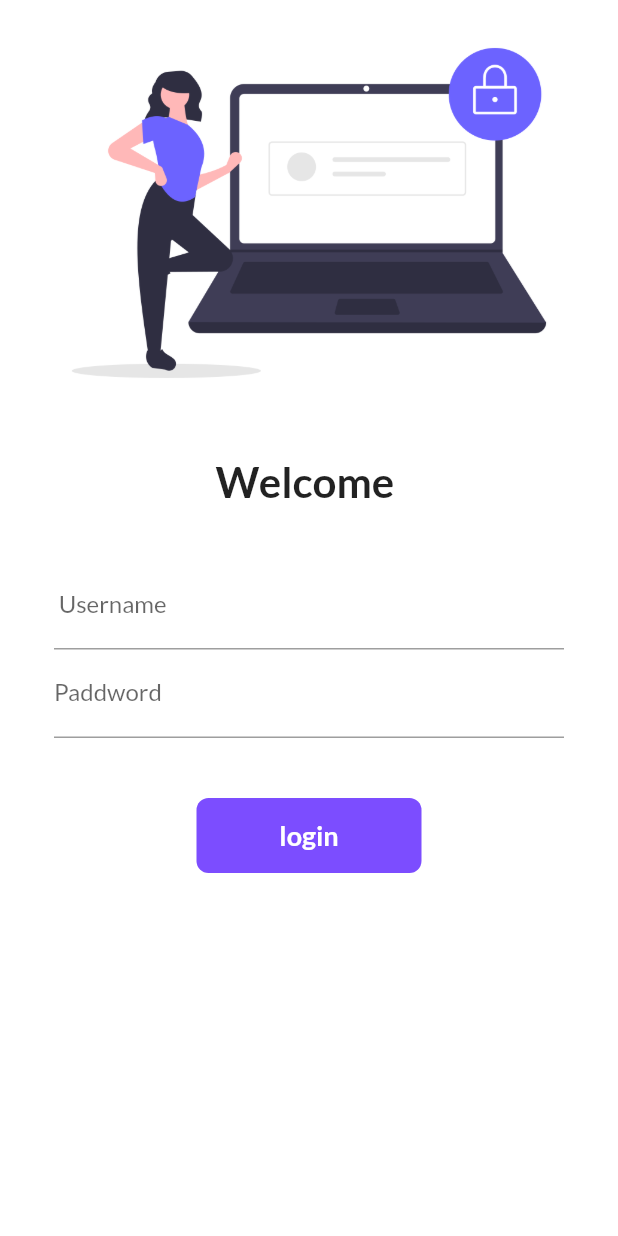
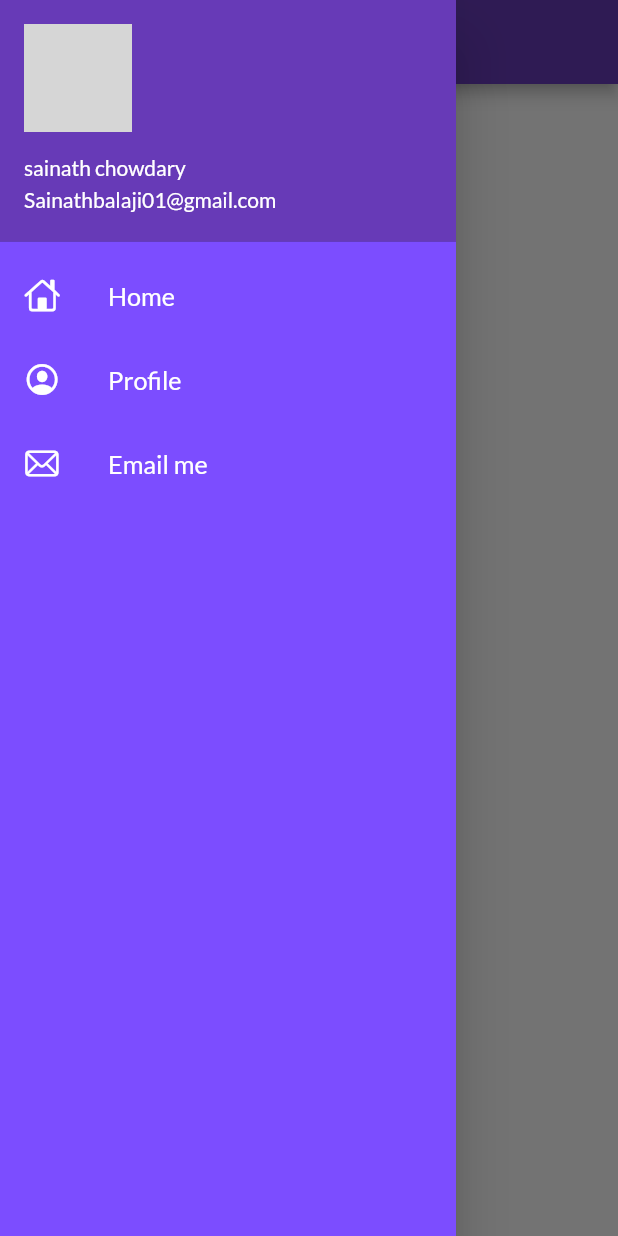
Before and after one commit to balajisainath/fluttercatalogapp, a Flutter app: the screen it shows after launch, with the side drawer open (before the commit the screen has no drawer), on a phone screen of 412 x 824 dp. Run offline on Flutter 3.47's test engine with Material 2 defaults, Android fonts, the phone set to English and light mode, and no system bars; our stand-ins replace google_fonts; network calls fail; grey boxes are pictures that could not be loaded.

Commit message:
day8 completed

```diff
--- a/lib/main.dart
+++ b/lib/main.dart
@@ -20,7 +20,8 @@ class Myapp extends StatelessWidget {
       fontFamily: GoogleFonts.lato().fontFamily,
       ),
       darkTheme: ThemeData(brightness: Brightness.dark),
-      initialRoute: "/",
+      debugShowCheckedModeBanner: false,
+      initialRoute: MyRoutes.homeroute,
       routes: {
         "/" :(context)=>Loginpage(),
         MyRoutes.homeroute:(context)=> Homepage(),
--- a/lib/pages/Homepage.dart
+++ b/lib/pages/Homepage.dart
@@ -1,4 +1,5 @@
 import 'package:flutter/material.dart';
+import 'package:flutterapp1/widgets/MyDrawer.dart';
 
 class Homepage extends StatelessWidget {
 
@@ -8,16 +9,12 @@ class Homepage extends StatelessWidget {
   Widget build(BuildContext context) {
     return Scaffold(
       appBar: AppBar(
-        title: Center(child: Text("catalog App")),
+        title: Center(child: Text("Catalog App")),
       ),
        body: Container(
         child: Center(child: Text("$name app in $days days")),
       ),
-      drawer: Drawer(
-        child: Center(
-          child: Text("hello"),
-        ),
-      ),
-    );
+      drawer: MyDrawer(),
+      );
   }
 }
--- /dev/null
+++ b/lib/widgets/MyDrawer.dart
@@ -0,0 +1,54 @@
+import 'package:flutter/cupertino.dart';
+import 'package:flutter/material.dart';
+
+class MyDrawer extends StatelessWidget {
+  // const MyDrawer({Key? key}) : super(key: key);
+
+  @override
+  Widget build(BuildContext context) {
+    final imageurl = "https://staticc.sportskeeda.com/editor/2022/10/fd2b9-16652598039107-1920.jpg";
+    return Drawer(
+      child: Container(
+        color: Colors.deepPurpleAccent,
+        child: ListView(
+          padding: EdgeInsets.zero,
+          children: [
+            DrawerHeader(
+              //decoration: BoxDecoration(color: Colors.deepPurpleAccent),
+              padding: EdgeInsets.zero,
+              child: UserAccountsDrawerHeader(
+                margin: EdgeInsets.zero,
+                accountName: Text("sainath chowdary"),
+                accountEmail: Text("Sainathbalaji01@gmail.com"),
+                currentAccountPicture: CircleAvatar(
+                  backgroundImage: NetworkImage(imageurl),
+                ),
+              ),
+            ),
+            ListTile(
+              leading: Icon(
+                CupertinoIcons.home,
+                color: Colors.white,
+              ),
+              title: Text("Home",style: TextStyle(color: Colors.white),textScaleFactor: 1.2,),
+            ),
+            ListTile(
+              leading: Icon(
+                CupertinoIcons.profile_circled,
+                color: Colors.white,
+              ),
+              title: Text("Profile",style: TextStyle(color: Colors.white),textScaleFactor: 1.2,),
+            ),
+            ListTile(
+              leading: Icon(
+                CupertinoIcons.mail,
+                color: Colors.white,
+              ),
+              title: Text("Email me",style: TextStyle(color: Colors.white),textScaleFactor: 1.2,),
+            ),
+          ],
+        ),
+      ),
+    );
+  }
+}
```
Also changed, not shown: images/pic3.jpg (added).
